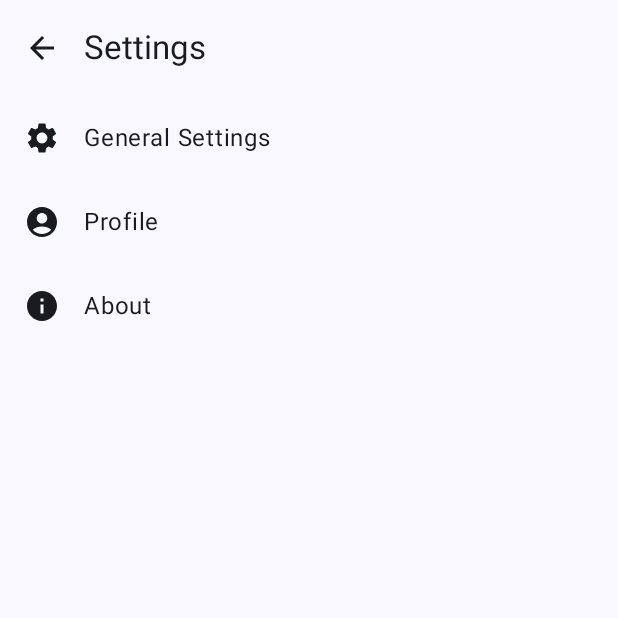
After one commit to BigMaexle/CRA2go, an Android app built with Jetpack Compose: the SettingsActivity screen opened directly, with no data from a screen before it, on a phone screen of 412 x 824 dp, the top half of it. The commit adds this screen. Run offline under Robolectric (Android 15) with nearby library versions, the phone set to English and light mode, and no system bars.

Commit message:
settings menu init

```diff
--- /dev/null
+++ b/app/src/main/java/org/bmstudio/cra2go/settings/presentation/AboutActivity.kt
@@ -0,0 +1,6 @@
+package org.bmstudio.cra2go.settings.presentation
+
+class AboutActivity {
+
+
+}
--- /dev/null
+++ b/app/src/main/java/org/bmstudio/cra2go/settings/presentation/ProfileActivity.kt
@@ -0,0 +1,5 @@
+package org.bmstudio.cra2go.settings.presentation
+
+class ProfileActivity {
+
+}
--- /dev/null
+++ b/app/src/main/java/org/bmstudio/cra2go/settings/presentation/SettingsActivity.kt
@@ -0,0 +1,114 @@
+package org.bmstudio.cra2go.settings.presentation
+
+import android.content.Intent
+import android.os.Bundle
+import androidx.activity.ComponentActivity
+import androidx.activity.compose.setContent
+import androidx.compose.foundation.layout.fillMaxSize
+import androidx.compose.foundation.layout.padding
+import androidx.compose.foundation.lazy.LazyColumn
+import androidx.compose.material.icons.Icons
+import androidx.compose.material.icons.automirrored.filled.ArrowBack
+import androidx.compose.material.icons.filled.AccountCircle
+import androidx.compose.material.icons.filled.ArrowBack
+import androidx.compose.material.icons.filled.Info
+import androidx.compose.material.icons.filled.Settings
+import androidx.compose.material3.Divider
+import androidx.compose.material3.ExperimentalMaterial3Api
+import androidx.compose.material3.Icon
+import androidx.compose.material3.IconButton
+import androidx.compose.material3.Scaffold
+import androidx.compose.material3.Surface
+import androidx.compose.material3.Text
+import androidx.compose.material3.TopAppBar
+import androidx.compose.runtime.Composable
+import androidx.compose.ui.Modifier
+import androidx.compose.ui.tooling.preview.Preview
+import org.bmstudio.cra2go.R
+import org.bmstudio.cra2go.ui.theme.CRA2goTheme
+
+class SettingsActivity : ComponentActivity() {
+    override fun onCreate(savedInstanceState: Bundle?) {
+        super.onCreate(savedInstanceState)
+        setContent {
+            CRA2goTheme {
+                SettingsScreen(
+                    onNavigate = { destination ->
+                        when (destination) {
+                            "General Settings" -> startActivity(Intent(this, GeneralSettingsActivity::class.java))
+                            "Profile" -> startActivity(Intent(this, ProfileActivity::class.java))
+                            "About" -> startActivity(Intent(this, AboutActivity::class.java))
+                        }
+                    },
+                    onBack = { finish() } // Callback to finish the activity
+                )
+            }
+
+        }
+    }
+}
+
+@OptIn(ExperimentalMaterial3Api::class)
+@Composable
+fun SettingsScreen(onNavigate: (String) -> Unit, onBack: () -> Unit) {
+    Scaffold(
+        topBar = {
+            TopAppBar(
+                navigationIcon = {
+                    IconButton(onClick = { (onBack()) }) {
+                        Icon(
+                            imageVector = Icons.AutoMirrored.Default.ArrowBack,
+                            contentDescription = "Back"
+                        )
+                    }},
+                title = { Text("Settings") }
+            )
+        }
+    ) { padding ->
+        LazyColumn(
+            modifier = Modifier
+                .fillMaxSize()
+                .padding(padding)
+        ) {
+            item {
+                SettingsItem(
+                    title = "General Settings",
+                    iconRes = Icons.Default.Settings,
+                    onClick = { onNavigate("General Settings") }
+                )
+            }
+            item {
+                SettingsItem(
+                    title = "Profile",
+                    iconRes = Icons.Default.AccountCircle,
+                    onClick = { onNavigate("Profile") }
+                )
+            }
+            item {
+                SettingsItem(
+                    title = "About",
+                    iconRes = Icons.Default.Info,
+                    onClick = { onNavigate("About") }
+                )
+            }
+        }
+    }
+}
+
+
+
+@Preview (showBackground = true)
+@Composable
+fun SettingsScreenPreview() {
+    CRA2goTheme {
+    SettingsScreen(
+        onNavigate = { destination ->
+            when (destination) {
+                "General Settings" -> {}
+                "Profile" -> {}
+                "About" -> {}
+            }
+        },
+        onBack = {}
+    )}
+}
--- /dev/null
+++ b/app/src/main/java/org/bmstudio/cra2go/settings/presentation/SettingsItem.kt
@@ -0,0 +1,40 @@
+package org.bmstudio.cra2go.settings.presentation
+
+import androidx.compose.foundation.clickable
+import androidx.compose.foundation.layout.Row
+import androidx.compose.foundation.layout.Spacer
+import androidx.compose.foundation.layout.fillMaxWidth
+import androidx.compose.foundation.layout.padding
+import androidx.compose.foundation.layout.size
+import androidx.compose.foundation.layout.width
+import androidx.compose.material3.Icon
+import androidx.compose.material3.MaterialTheme
+import androidx.compose.material3.Text
+import androidx.compose.runtime.Composable
+import androidx.compose.ui.Alignment
+import androidx.compose.ui.Modifier
+import androidx.compose.ui.graphics.vector.ImageVector
+import androidx.compose.ui.res.painterResource
+import androidx.compose.ui.unit.dp
+
+@Composable
+fun SettingsItem(
+    title: String,
+    iconRes: ImageVector,
+    onClick: () -> Unit
+) {
+    Row(
+        modifier = Modifier
+            .fillMaxWidth()
+            .clickable(onClick = onClick)
+            .padding(16.dp),
+        verticalAlignment = Alignment.CenterVertically
+    ) {
+        Icon(imageVector = iconRes, contentDescription = title)
+        Spacer(modifier = Modifier.width(16.dp))
+        Text(text = title,
+            style = MaterialTheme.typography.bodyLarge,
+            color = MaterialTheme.colorScheme.onSurface
+        )
+    }
+}
--- a/gradle/libs.versions.toml
+++ b/gradle/libs.versions.toml
@@ -33,6 +33,7 @@ volley = "1.2.1"
 composePreviewRenderer = "0.0.1-alpha01"
 material3Android = "1.2.1"
 constraintlayout = "2.1.4"
+material3AndroidVersion = "1.3.1"
 
 [libraries]
 androidx-activity = { module = "androidx.activity:activity", version.ref = "activity" }
@@ -75,6 +76,7 @@ retrofit = { module = "com.squareup.retrofit2:retrofit", version.ref = "retrofit
 volley = { group = "com.android.volley", name = "volley", version.ref = "volley" }
 compose-preview-renderer = { group = "com.android.tools.compose", name = "compose-preview-renderer", version.ref = "composePreviewRenderer" }
 androidx-constraintlayout = { group = "androidx.constraintlayout", name = "constraintlayout", version.ref = "constraintlayout" }
+androidx-material3-android = { group = "androidx.compose.material3", name = "material3-android", version.ref = "material3AndroidVersion" }
 
 [plugins]
 androidApplication = { id = "com.android.application", version.ref = "agp" }
```
Also changed, not shown: app/src/main/AndroidManifest.xml (+10 -0 lines), app/src/main/java/org/bmstudio/cra2go/feature_roster/presentation/show_roster/components/MenuItems.kt (+15 -7 lines), app/src/main/java/org/bmstudio/cra2go/settings/presentation/GeneralSettingsActivity.kt (added, +23 -0 lines), app/src/main/java/org/bmstudio/cra2go/settings/presentation/GeneralSettingsScreen.kt (added, +70 -0 lines).
